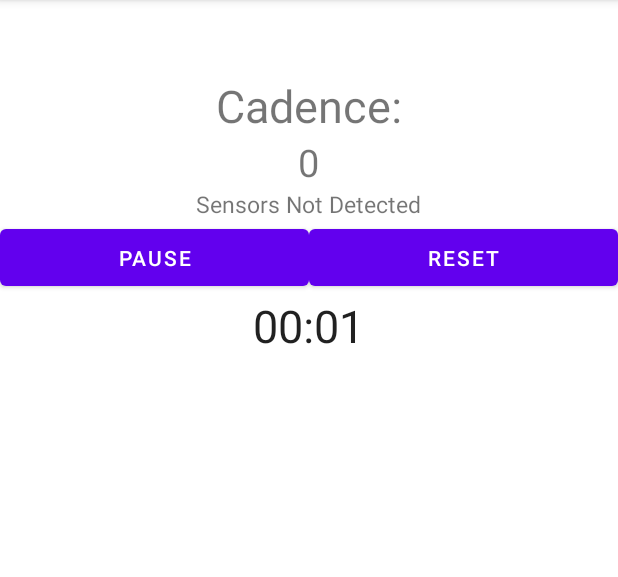
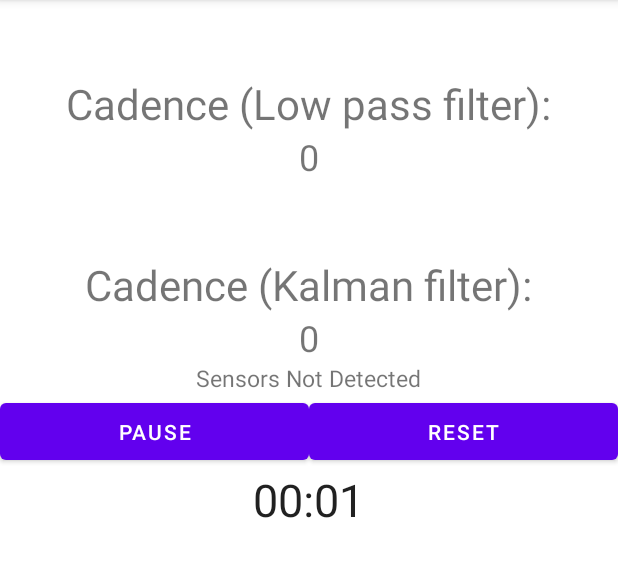
Before and after one commit to crazyboy9103/2021_2_MCA_team7, an Android app: the screen it shows after launch (MainActivity), after a tap on "START", on a phone screen of 412 x 824 dp, the part 84-661 px from its top. Run offline under Robolectric (Android 15) with nearby library versions, the phone set to English and light mode, and no system bars; libraries missing offline, so code that uses them is left out: org.apache.commons; 2 statements that could not run were skipped.

Commit message:
Add CadenceKFEstimator (#3)

```diff
--- a/android-source/app/build.gradle
+++ b/android-source/app/build.gradle
@@ -35,4 +35,6 @@ dependencies {
     testImplementation 'junit:junit:4.+'
     androidTestImplementation 'androidx.test.ext:junit:1.1.3'
     androidTestImplementation 'androidx.test.espresso:espresso-core:3.4.0'
+
+    implementation 'org.apache.commons:commons-math3:3.6.1'
 }
--- /dev/null
+++ b/android-source/app/src/main/java/com/mobilecompute/test/stepcounter/CadenceKFEstimator.java
@@ -0,0 +1,86 @@
+package com.mobilecompute.test.stepcounter;
+
+import org.apache.commons.math3.linear.Array2DRowRealMatrix;
+import org.apache.commons.math3.linear.ArrayRealVector;
+import org.apache.commons.math3.linear.MatrixUtils;
+import org.apache.commons.math3.linear.RealMatrix;
+import org.apache.commons.math3.linear.RealVector;
+
+public class CadenceKFEstimator {
+    double timeStamp; // in seconds
+    double R_1 = 0.01;
+    double R_2 = 0.01;
+    double mu_u = 1; // average delay in the measurement
+    RealMatrix H = new Array2DRowRealMatrix(new double[][] {{1, -mu_u}});
+    RealVector x;
+    RealMatrix P;
+    int total_step;
+    double cadence; // in steps per minute
+    boolean initialized = false;
+
+    public CadenceKFEstimator(){
+        reset();
+    }
+
+    public void reset(){
+        x = new ArrayRealVector(new double[] {0, 0});
+        P = new Array2DRowRealMatrix(new double[][]{
+                {Math.pow(10, 4), 0},
+                {0, Math.pow(10, 4)}
+        });
+        total_step = 0;
+        cadence = 0.0;
+        initialized = false;
+    }
+
+    protected void predict(double newTimeStamp){
+        if(!initialized){
+            total_step = 0;
+            timeStamp = newTimeStamp;
+            initialized = true;
+            return;
+        }
+
+        double T_elapse = newTimeStamp - timeStamp;
+        if (T_elapse > 0.001){
+            RealMatrix F = new Array2DRowRealMatrix(new double[][] {
+                    {1, T_elapse}, {0, 1}
+            });
+            RealMatrix Q = new Array2DRowRealMatrix(new double[][] {
+                    {R_1*Math.pow(T_elapse, 3)/3, R_1*Math.pow(T_elapse, 2)/2},
+                    {R_1*Math.pow(T_elapse, 2)/2, R_1*T_elapse}
+            });
+            x = F.operate(x);
+            P = F.multiply(P).multiply(F.transpose()).add(Q);
+
+            timeStamp = newTimeStamp;
+        }
+    }
+
+    protected void correct(){
+        double x_2 = x.getEntry(1);
+
+        RealMatrix R = new Array2DRowRealMatrix(new double[][]{
+                {R_2*Math.pow(x_2, 2)}
+        });
+        RealVector z = new ArrayRealVector(new double[] {total_step});
+
+        RealMatrix temp = MatrixUtils.inverse(H.multiply((P)).multiply(H.transpose()).add(R));
+        RealMatrix K = P.multiply(H.transpose()).multiply(temp);
+        RealMatrix I = new Array2DRowRealMatrix(new double[][]{
+                {1, 0}, {0, 1}
+        });
+
+        x = x.add(K.operate(z.subtract(H.operate(x))));
+        P = I.subtract(K.multiply(H)).multiply(P);
+    }
+
+    public void update(double newTimeStep){
+        total_step += 1;
+
+        double newTimeStepInSec =  newTimeStep/1000; // in seconds
+        predict(newTimeStepInSec);
+        correct();
+        cadence = x.getEntry(1) * 60; // in steps per minute
+    }
+}
--- a/android-source/app/src/main/java/com/mobilecompute/test/stepcounter/MainActivity.java
+++ b/android-source/app/src/main/java/com/mobilecompute/test/stepcounter/MainActivity.java
@@ -14,6 +14,7 @@ public class MainActivity extends AppCompatActivity {
     private static final int ACTIVITY_RECOGNITION_REQUEST_CODE = 34;
     StepCounterListener listener;
     CadenceLPFEstimator cadenceLPFEstimator;
+    CadenceKFEstimator cadenceKFEstimator;
     Stopwatch stopwatch;
     VibrationFeedback vibrator;
 
@@ -31,9 +32,10 @@ public class MainActivity extends AppCompatActivity {
 
     private void initSensors(){
         cadenceLPFEstimator = new CadenceLPFEstimator(0.5F);
-        listener = new StepCounterListener(this, cadenceLPFEstimator);
+        cadenceKFEstimator = new CadenceKFEstimator();
+        listener = new StepCounterListener(this, cadenceLPFEstimator, cadenceKFEstimator);
         vibrator = new VibrationFeedback(this);
-        stopwatch = new Stopwatch(this, listener, cadenceLPFEstimator, vibrator);
+        stopwatch = new Stopwatch(this, listener, cadenceLPFEstimator, cadenceKFEstimator, vibrator);
     }
 
 
--- a/android-source/app/src/main/java/com/mobilecompute/test/stepcounter/StepCounterListener.java
+++ b/android-source/app/src/main/java/com/mobilecompute/test/stepcounter/StepCounterListener.java
@@ -10,25 +10,26 @@ import android.hardware.SensorManager;
 import androidx.appcompat.app.AppCompatActivity;
 
 import android.os.SystemClock;
-import android.util.Log;
 import android.widget.TextView;
 import android.widget.Toast;
 
 public class StepCounterListener implements SensorEventListener {
     Context context;
     TextView tvStepRate, textDetectorExists;
-    public int step_count = 0;
+    public int stepCount = 0;
 
     CadenceLPFEstimator cadenceLPFEstimator;
+    CadenceKFEstimator cadenceKFEstimator;
 
     private SensorManager sensorManager;
     private Sensor mStepDetector;
 
-    public StepCounterListener(Context context, CadenceLPFEstimator cadenceLPFEstimator){
+    public StepCounterListener(Context context, CadenceLPFEstimator cadenceLPFEstimator, CadenceKFEstimator cadenceKFEstimator){
         this.context=context;
         this.cadenceLPFEstimator = cadenceLPFEstimator;
+        this.cadenceKFEstimator = cadenceKFEstimator;
 
-        tvStepRate = (TextView) ((AppCompatActivity)context).findViewById(R.id.tvStepRate);
+        tvStepRate = (TextView) ((AppCompatActivity)context).findViewById(R.id.tvStepRateLPF);
         textDetectorExists = (TextView) ((AppCompatActivity)context).findViewById(R.id.tvDetectorExists);
 
         initSensors();
@@ -49,8 +50,9 @@ public class StepCounterListener implements SensorEventListener {
     @Override
     public void onSensorChanged(SensorEvent sensorEvent) {
         if(sensorEvent.sensor.getType() == Sensor.TYPE_STEP_DETECTOR) {
-            step_count++;
+            stepCount++;
             cadenceLPFEstimator.update(SystemClock.elapsedRealtime());
+            cadenceKFEstimator.update(SystemClock.elapsedRealtime());
         }
     }
 
@@ -66,5 +68,6 @@ public class StepCounterListener implements SensorEventListener {
     public void startSensor() {
         sensorManager.registerListener(this, mStepDetector, SensorManager.SENSOR_DELAY_NORMAL);
         cadenceLPFEstimator.reset();
+        cadenceKFEstimator.reset();
     }
 }
--- a/android-source/app/src/main/java/com/mobilecompute/test/stepcounter/Stopwatch.java
+++ b/android-source/app/src/main/java/com/mobilecompute/test/stepcounter/Stopwatch.java
@@ -15,6 +15,7 @@ public class Stopwatch {
     Context context;
     StepCounterListener listener;
     CadenceLPFEstimator cadenceLPFEstimator;
+    CadenceKFEstimator cadenceKFEstimator;
     VibrationFeedback vibrator;
     Chronometer chronometer;
     boolean running = false;
@@ -22,21 +23,26 @@ public class Stopwatch {
     Button startButton, resetButton;
     private Handler mHandler;
     Runnable feedbackLoop;
-    TextView tvStepRate;
+    TextView tvStepRateLPF;
+    TextView tvStepRateKF;
 
     private int mInterval = 1000;
-    private int cadence;
 
-    public Stopwatch(Context context, StepCounterListener listener, CadenceLPFEstimator cadenceLPFEstimator, VibrationFeedback vibrator) {
+    public Stopwatch(Context context, StepCounterListener listener,
+                     CadenceLPFEstimator cadenceLPFEstimator,
+                     CadenceKFEstimator cadenceKFEstimator,
+                     VibrationFeedback vibrator) {
         this.context = context;
         this.listener = listener;
         this.cadenceLPFEstimator = cadenceLPFEstimator;
+        this.cadenceKFEstimator = cadenceKFEstimator;
         this.vibrator = vibrator;
 
-        startButton = (Button) ((AppCompatActivity)context).findViewById(R.id.start_pause_button);
-        resetButton = (Button) ((AppCompatActivity)context).findViewById(R.id.resetButton);
-        chronometer = (Chronometer) ((AppCompatActivity)context).findViewById(R.id.chronometer);
-        tvStepRate = (TextView) ((AppCompatActivity)context).findViewById(R.id.tvStepRate);
+        startButton = (Button) ((AppCompatActivity) context).findViewById(R.id.start_pause_button);
+        resetButton = (Button) ((AppCompatActivity) context).findViewById(R.id.resetButton);
+        chronometer = (Chronometer) ((AppCompatActivity) context).findViewById(R.id.chronometer);
+        tvStepRateLPF = (TextView) ((AppCompatActivity) context).findViewById(R.id.tvStepRateLPF);
+        tvStepRateKF = (TextView) ((AppCompatActivity) context).findViewById(R.id.tvStepRateKF);
 
         startButton.setOnClickListener(new View.OnClickListener() {
             public void onClick(View v) {
@@ -64,11 +70,13 @@ public class Stopwatch {
         };
     }
 
-    protected  void updateStatus() {
-        cadence = (int) cadenceLPFEstimator.cadence;
+    protected void updateStatus() {
+        double cadenceLPF = cadenceLPFEstimator.cadence;
+        double cadenceKF = cadenceKFEstimator.cadence;
 
-        tvStepRate.setText(String.valueOf(cadence));
-        vibrator.feedback(cadence);
+        tvStepRateLPF.setText(String.valueOf((int) cadenceLPF));
+        tvStepRateKF.setText(String.valueOf((int) cadenceKF));
+        vibrator.feedback((int) cadenceKF);
     }
 
     public void startTimer(View v) {
@@ -76,6 +84,7 @@ public class Stopwatch {
             chronometer.setBase(SystemClock.elapsedRealtime() - pauseOffset);
             listener.startSensor();
             cadenceLPFEstimator.reset();
+            cadenceKFEstimator.reset();
             chronometer.start();
             running = true;
             feedbackLoop.run();
@@ -95,16 +104,15 @@ public class Stopwatch {
     public void resetTimer(View v) {
         chronometer.setBase(SystemClock.elapsedRealtime());
         pauseOffset = 0;
-        listener.step_count = 0;
-        tvStepRate.setText(0+"");
+        listener.stepCount = 0;
+        tvStepRateLPF.setText(0 + "");
     }
 
     public void onToggleClicked(View view) {
         if (!running) {
             startTimer(view);
             startButton.setText("Pause");
-        }
-        else {
+        } else {
             pauseTimer(view);
             startButton.setText("Start");
         }
--- a/android-source/app/src/main/res/layout/activity_main.xml
+++ b/android-source/app/src/main/res/layout/activity_main.xml
@@ -9,19 +9,34 @@
     android:gravity="center_horizontal">
 
     <TextView
-        android:id="@+id/tvTitle"
+        android:id="@+id/tvTitleLPF"
         android:layout_width="wrap_content"
         android:layout_height="wrap_content"
         android:layout_marginTop="50dp"
-        android:text="Cadence:"
-        android:textSize="30sp" />
+        android:text="Cadence (Low pass filter):"
+        android:textSize="28sp" />
 
     <TextView
-        android:id="@+id/tvStepRate"
+        android:id="@+id/tvStepRateLPF"
         android:layout_width="wrap_content"
         android:layout_height="wrap_content"
         android:text="0"
-        android:textSize="25sp" />
+        android:textSize="24sp" />
+
+    <TextView
+        android:id="@+id/tvTitleKF"
+        android:layout_width="wrap_content"
+        android:layout_height="wrap_content"
+        android:layout_marginTop="50dp"
+        android:text="Cadence (Kalman filter):"
+        android:textSize="28sp" />
+
+    <TextView
+        android:id="@+id/tvStepRateKF"
+        android:layout_width="wrap_content"
+        android:layout_height="wrap_content"
+        android:text="0"
+        android:textSize="24sp" />
 
     <TextView
         android:id="@+id/tvDetectorExists"
```
Also changed, not shown: android-source/app/src/main/java/com/mobilecompute/test/stepcounter/CadenceLPFEstimator.java (+0 -1 lines), 1 other file.
